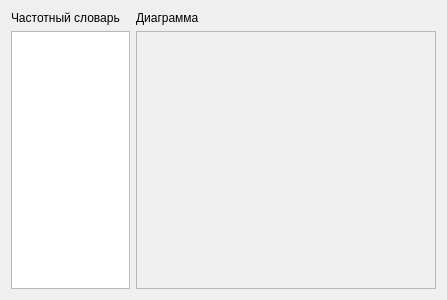
Old version of the form uis/dict_dialog.ui in the repository NerdSmith/lab1_bmil.
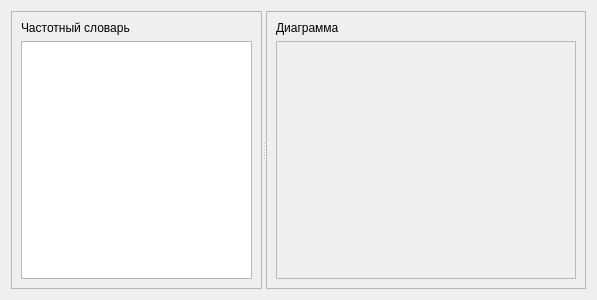
New version of the form.

Patch:
```diff
--- a/uis/dict_dialog.ui
+++ b/uis/dict_dialog.ui
@@ -6,33 +6,62 @@
    <rect>
     <x>0</x>
     <y>0</y>
-    <width>447</width>
+    <width>597</width>
     <height>300</height>
    </rect>
   </property>
   <property name="windowTitle">
    <string>Form</string>
   </property>
-  <layout class="QGridLayout" name="gridLayout">
-   <item row="0" column="0">
+  <layout class="QHBoxLayout" name="horizontalLayout">
+   <item>
+    <widget class="QSplitter" name="splitter">
+     <property name="orientation">
+      <enum>Qt::Horizontal</enum>
+     </property>
+     <widget class="QFrame" name="frame">
+      <property name="frameShape">
+       <enum>QFrame::StyledPanel</enum>
+      </property>
+      <property name="frameShadow">
+       <enum>QFrame::Raised</enum>
+      </property>
+      <layout class="QVBoxLayout" name="verticalLayout">
+       <item>
     <widget class="QLabel" name="label">
      <property name="text">
       <string>Частотный словарь</string>
      </property>
     </widget>
    </item>
-   <item row="0" column="1">
+       <item>
+        <widget class="QTableWidget" name="freq_dict_table"/>
+       </item>
+      </layout>
+     </widget>
+     <widget class="QFrame" name="frame_2">
+      <property name="frameShape">
+       <enum>QFrame::StyledPanel</enum>
+      </property>
+      <property name="frameShadow">
+       <enum>QFrame::Raised</enum>
+      </property>
+      <layout class="QVBoxLayout" name="verticalLayout_2">
+       <item>
     <widget class="QLabel" name="label_2">
+         <property name="maximumSize">
+          <size>
+           <width>16777215</width>
+           <height>14</height>
+          </size>
+         </property>
      <property name="text">
       <string>Диаграмма</string>
      </property>
     </widget>
    </item>
-   <item row="1" column="0">
-    <widget class="QTableWidget" name="tableWidget"/>
-   </item>
-   <item row="1" column="1">
-    <widget class="QFrame" name="frame">
+       <item>
+        <widget class="QFrame" name="dia_frame">
      <property name="minimumSize">
       <size>
        <width>300</width>
@@ -45,6 +74,10 @@
      <property name="frameShadow">
       <enum>QFrame::Raised</enum>
      </property>
+        </widget>
+       </item>
+      </layout>
+     </widget>
     </widget>
    </item>
   </layout>
```
Lines whose indentation alone changed are shown as unchanged.
